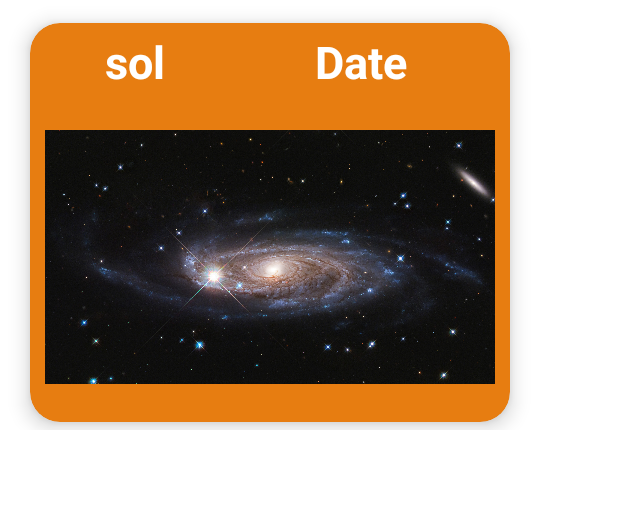
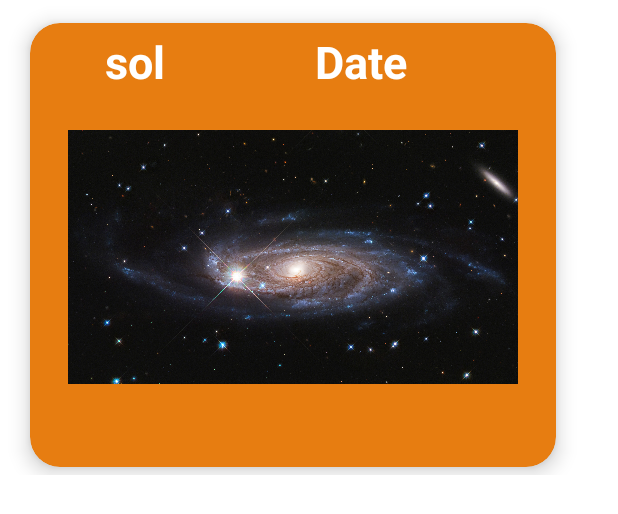
Before and after one commit to stephenthomas04/Space_News_App, an Android app: the layout rover_row.xml on its own in the app's theme, with its tools: preview values and no code run, on a phone screen of 412 x 824 dp. Shown: the top 514 px of the screen. Run offline under Robolectric (Android 15) with nearby library versions, the phone set to English and light mode, and no system bars; network calls fail; Roboto replaces fonts that are not available here.

Commit message:
worked on mars and rocket ui

```diff
--- a/app/src/main/java/com/example/hamburgertester/Mars.java
+++ b/app/src/main/java/com/example/hamburgertester/Mars.java
@@ -84,8 +84,10 @@ public class Mars extends Fragment {
     }
 
     public void roverRequest(Context context){
+        int sol = 3651;
+
         String api_key = "vzch0p2dvpdzzKxLNnosLvbbwDxVxb3nqsjlXkYB";
-        String Url = "https://api.nasa.gov/mars-photos/api/v1/rovers/curiosity/photos?sol=3649&camera=navcam&api_key=" + api_key;
+        String Url = "https://api.nasa.gov/mars-photos/api/v1/rovers/curiosity/photos?sol=" +sol+"&camera=navcam&api_key=" + api_key;
 
 
 
@@ -115,7 +117,7 @@ public class Mars extends Fragment {
                     recyclerView.setLayoutManager(layoutManager);
 
                     for(Images n : imagesArrayList) {
-                        Log.d("marsstatusSol", n.getSol());
+                        Log.d("marsstatusSol", n.getImg_src());
                     }
 
 
--- a/app/src/main/java/com/example/hamburgertester/rockets_RecyclerViewAdapter.java
+++ b/app/src/main/java/com/example/hamburgertester/rockets_RecyclerViewAdapter.java
@@ -86,7 +86,7 @@ public  class rockets_RecyclerViewAdapter extends RecyclerView.Adapter<rockets_R
                 .load(imageUrl)
                 .placeholder(R.drawable.ic_baseline_downloading_24)
                 .error(R.drawable.ic_baseline_error_outline_24)
-                .override(150, 210)
+                .override(150, 450)
                 .centerCrop()
                 .listener(new RequestListener<Drawable>() {
                     @Override
--- a/app/src/main/res/layout/fragment_rocket__launches.xml
+++ b/app/src/main/res/layout/fragment_rocket__launches.xml
@@ -34,7 +34,7 @@
                 android:layout_height="wrap_content"
 
                 android:background="@drawable/marsbg"
-                android:backgroundTint="@color/dark_grey"
+                android:backgroundTint="#6699CC"
                 android:layout_marginTop="5dp"
                 android:paddingLeft="15dp"
                 android:paddingTop="2dp"
--- a/app/src/main/res/layout/rockets_row.xml
+++ b/app/src/main/res/layout/rockets_row.xml
@@ -18,7 +18,7 @@
         app:layout_constraintEnd_toEndOf="parent"
         app:layout_constraintStart_toStartOf="parent"
         app:layout_constraintTop_toTopOf="parent"
-        app:cardBackgroundColor="@color/baige">
+        app:cardBackgroundColor="#F5F5F5">
 
         <RelativeLayout
             android:layout_width="match_parent"
@@ -131,10 +131,10 @@
             <ImageView
                 android:id="@+id/rocketImage"
                 android:layout_width="125dp"
-                android:layout_height="315dp"
+                android:layout_height="450dp"
                 android:layout_marginLeft="0dp"
+                android:cropToPadding="true"
                 android:scaleType="centerCrop"
-                android:cropToPadding="true"
                 app:srcCompat="@drawable/default_rocket" />
 
         </RelativeLayout>
--- a/app/src/main/res/layout/rover_row.xml
+++ b/app/src/main/res/layout/rover_row.xml
@@ -40,10 +40,10 @@
                 android:layout_height="200dp"
                 android:layout_below="@id/sol"
                 android:layout_centerHorizontal="true"
-                android:layout_marginStart="10dp"
+                android:layout_marginStart="25dp"
                 android:layout_marginTop="10dp"
-                android:layout_marginEnd="10dp"
-                android:layout_marginBottom="10dp"
+                android:layout_marginEnd="25dp"
+                android:layout_marginBottom="40dp"
                 app:srcCompat="@drawable/galaxy" />
 
             <TextView
```
